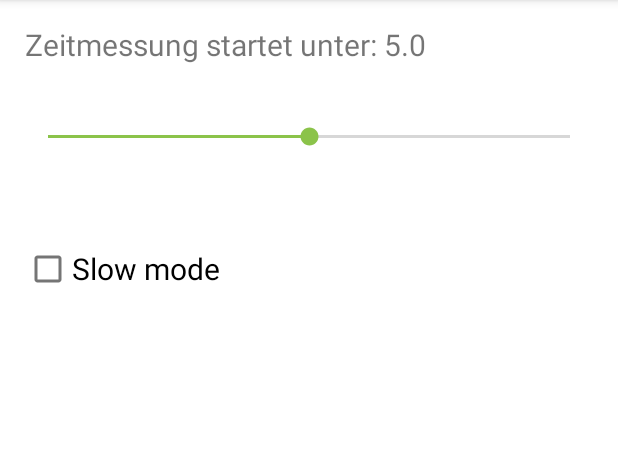
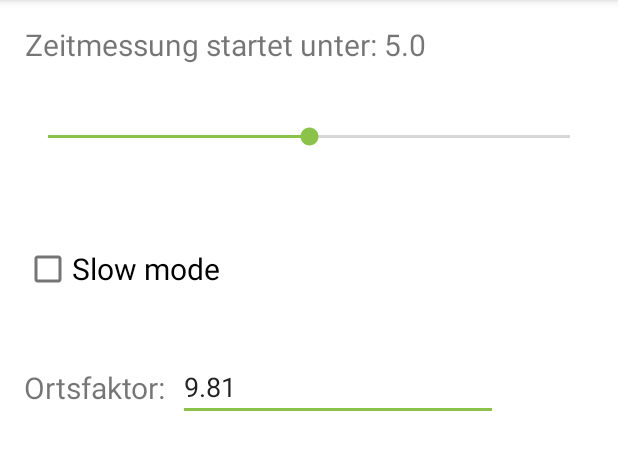
Before and after one commit to hannesDiedrichsen/android_sensor_app, an Android app: the screen it shows after launch (SettingsActivity), in the options menu, after a tap on "Einstellungen", on a phone screen of 412 x 824 dp, the part 84-554 px from its top. Run offline under Robolectric (Android 15) with nearby library versions, the phone set to English and light mode, and no system bars.

Commit message:
Change g in SettingsActivity

```diff
--- a/app/src/main/java/de/diedrichsen/superapps/sensoren/MainActivity.kt
+++ b/app/src/main/java/de/diedrichsen/superapps/sensoren/MainActivity.kt
@@ -39,22 +39,23 @@ class MainActivity : AppCompatActivity(), SensorEventListener {
 
         showContent()
 
+
+        val sStorage = applicationContext.getSharedPreferences("data.pr", Context.MODE_PRIVATE)
+        // val sEditor = sStorage.edit()
+
+
+        // Read preferences
+        sensitivity = sStorage.getFloat("sensi", 5F)
+        gAcc = sStorage.getFloat("gAcc", 9.81F)
+
+
         // Reset the counter to zero
         buttonRes.setOnClickListener {
             duration = 0.0F
-            freeFall.text = "Fallzeit: ${duration}s"
-            distTextView.text = "RESET"
-            buttonRes.text = "RESET"
+            freeFall.text = "Fallzeit: 0s"
+            distTextView.text = "Fallstrecke: 0m"
             start = true
         }
-
-        val sStorage = applicationContext.getSharedPreferences("data.pr", Context.MODE_PRIVATE)
-        // val sWriter = sStorage.edit()
-
-
-        sensitivity = sStorage.getFloat("sensi", 5F)
-
-
 
         // Write latest freefall data with time stamp and update output
         buttonWrite.setOnClickListener {
@@ -65,13 +66,6 @@ class MainActivity : AppCompatActivity(), SensorEventListener {
             )
             showContent()
         }
-
-        buttonWrite.setOnLongClickListener {
-            write(Context.MODE_PRIVATE, "", "data.txt")
-            textHistory.text = "GELÖSCHT"
-            return@setOnLongClickListener true
-        }
-
 
 
 
@@ -90,6 +84,11 @@ class MainActivity : AppCompatActivity(), SensorEventListener {
         return when (item.itemId) {
             R.id.menu -> {
                 startActivity(Intent(this, SettingsActivity::class.java))
+                true
+            }
+            R.id.delete -> {
+                write(Context.MODE_PRIVATE, "", "data.txt")
+                textHistory.text = getString(R.string.message_afterDeleteHistory)
                 true
             }
             else -> super.onOptionsItemSelected(item)
@@ -114,6 +113,7 @@ class MainActivity : AppCompatActivity(), SensorEventListener {
     private var start: Boolean = true
     private var onStartUp: Boolean = true
     private var sensitivity: Float = 5F
+    private var gAcc: Float = 9.81F
     var slow_mode = false
 
 
@@ -142,7 +142,7 @@ class MainActivity : AppCompatActivity(), SensorEventListener {
             if ((stopTime - startTime) / 1000F > duration) {
                 // New fall record
                 duration = (stopTime - startTime) / 1000F
-                dist = round((0.5 * 9.81 * duration.toDouble().pow(2.0)).toFloat() * 100) / 100
+                dist = round((0.5 * gAcc * duration.toDouble().pow(2.0)).toFloat() * 100) / 100
                 freeFall.text = "Dauer des freien Falls: ${round(duration * 100) / 100}s"
                 distTextView.text = "ca. ${dist}m"
 
--- a/app/src/main/java/de/diedrichsen/superapps/sensoren/SettingsActivity.java
+++ b/app/src/main/java/de/diedrichsen/superapps/sensoren/SettingsActivity.java
@@ -4,9 +4,12 @@ import android.annotation.SuppressLint;
 import android.content.Context;
 import android.content.SharedPreferences;
 import android.os.Bundle;
+import android.text.Editable;
+import android.text.TextWatcher;
 import android.view.MenuItem;
 import android.widget.CheckBox;
 import android.widget.CompoundButton;
+import android.widget.EditText;
 import android.widget.SeekBar;
 import android.widget.SeekBar.OnSeekBarChangeListener;
 import android.widget.TextView;
@@ -30,6 +33,7 @@ public class SettingsActivity extends AppCompatActivity {
         SeekBar seekBar = findViewById(R.id.settingsSeekbar);
         final TextView sView = findViewById(R.id.settingsView);
         final CheckBox checkBox = findViewById(R.id.checkBox);
+        final EditText gAcc = findViewById(R.id.settings_gAcc);
 
         // Initialisieren der App Bar und Aktivieren des Up-Buttons
         ActionBar actionBar = getSupportActionBar();
@@ -37,17 +41,18 @@ public class SettingsActivity extends AppCompatActivity {
         actionBar.setDisplayHomeAsUpEnabled(true);
 
 
-        final SharedPreferences pref = getApplicationContext().getSharedPreferences("data.pr", Context.MODE_PRIVATE);
-        final SharedPreferences.Editor editor = pref.edit();
+        final SharedPreferences sStorage = getApplicationContext().getSharedPreferences("data.pr", Context.MODE_PRIVATE);
+        final SharedPreferences.Editor sEditor = sStorage.edit();
 
-        sView.setText(getString(R.string.settingsSensiText) + pref.getFloat("sensi", 5F));
-        seekBar.setProgress((int) (pref.getFloat("sensi", 5F) * 10));
+        sView.setText(getString(R.string.settingsSensiText) + sStorage.getFloat("sensi", 5F));
+        seekBar.setProgress((int) (sStorage.getFloat("sensi", 5F) * 10));
+        gAcc.setText(String.valueOf(sStorage.getFloat("gAcc", 9.81F)));
 
         checkBox.setOnCheckedChangeListener(new CompoundButton.OnCheckedChangeListener() {
             @Override
             public void onCheckedChanged(CompoundButton compoundButton, boolean b) {
-                editor.putBoolean("slow_mode", b);
-                editor.apply();
+                sEditor.putBoolean("slow_mode", b);
+                sEditor.apply();
             }
         });
 
@@ -57,7 +62,7 @@ public class SettingsActivity extends AppCompatActivity {
             @Override
             public void onProgressChanged(SeekBar seekBar, int progress, boolean fromUser) {
                 sView.setText(getString(R.string.settingsSensiText) + (float) progress / 10);
-                editor.putFloat("sensi", (float) progress / 10);
+                sEditor.putFloat("sensi", (float) progress / 10);
             }
 
             @Override
@@ -66,9 +71,31 @@ public class SettingsActivity extends AppCompatActivity {
 
             @Override
             public void onStopTrackingTouch(SeekBar seekBar) {
-                editor.apply();
+                sEditor.apply();
             }
         });
+
+        gAcc.addTextChangedListener(new TextWatcher() {
+            @Override
+            public void beforeTextChanged(CharSequence charSequence, int i, int i1, int i2) {
+
+            }
+
+            @Override
+            public void onTextChanged(CharSequence charSequence, int i, int i1, int i2) {
+
+            }
+
+            @Override
+            public void afterTextChanged(Editable editable) {
+                if (gAcc.getText() != null && gAcc.getText().length() > 0) {
+                    sEditor.putFloat("gAcc", Float.parseFloat(gAcc.getText().toString()));
+                    sEditor.apply();
+                }
+
+            }
+        });
+
 
     }
 
--- a/app/src/main/res/layout/activity_settings.xml
+++ b/app/src/main/res/layout/activity_settings.xml
@@ -1,6 +1,8 @@
 <?xml version="1.0" encoding="utf-8"?>
 <androidx.constraintlayout.widget.ConstraintLayout xmlns:android="http://schemas.android.com/apk/res/android"
     xmlns:app="http://schemas.android.com/apk/res-auto"
+    xmlns:tools="http://schemas.android.com/tools"
+    android:id="@+id/gAcc"
     android:layout_width="match_parent"
     android:layout_height="match_parent">
 
@@ -39,4 +41,30 @@
         app:layout_constraintStart_toStartOf="parent"
         app:layout_constraintTop_toBottomOf="@+id/settingsSeekbar" />
 
+    <TextView
+        android:id="@+id/textView2"
+        android:layout_width="wrap_content"
+        android:layout_height="wrap_content"
+        android:layout_marginStart="16dp"
+        android:text="@string/settings_gAccText"
+        android:textSize="20sp"
+        app:layout_constraintBottom_toBottomOf="@+id/settings_gAcc"
+        app:layout_constraintStart_toStartOf="parent"
+        app:layout_constraintTop_toTopOf="@+id/settings_gAcc" />
+
+    <EditText
+        android:id="@+id/settings_gAcc"
+        android:layout_width="wrap_content"
+        android:layout_height="wrap_content"
+        android:layout_marginStart="8dp"
+        android:layout_marginTop="32dp"
+        android:autofillHints=""
+        android:ems="10"
+        android:hint="@string/settings_gAcc_hint"
+        android:inputType="numberSigned|numberDecimal|number"
+        android:maxLength="4"
+        app:layout_constraintStart_toEndOf="@+id/textView2"
+        app:layout_constraintTop_toBottomOf="@+id/checkBox"
+        tools:inputType="numberSigned" />
+
 </androidx.constraintlayout.widget.ConstraintLayout>
--- a/app/src/main/res/menu/smenu.xml
+++ b/app/src/main/res/menu/smenu.xml
@@ -5,4 +5,7 @@
     <item
         android:id="@+id/menu"
         android:title="@string/options_settings" />
+    <item
+        android:id="@+id/delete"
+        android:title="@string/menu_delete" />
 </menu>
--- a/app/src/main/res/values/strings.xml
+++ b/app/src/main/res/values/strings.xml
@@ -13,4 +13,8 @@
     <string name="settings_slow_mode_checkbox">Slow mode</string>
     <string name="options_settings">Einstellungen</string>
     <string name="history_header">Gespeicherte Daten:</string>
+    <string name="menu_delete">Daten löschen</string>
+    <string name="settings_gAccText">Ortsfaktor:</string>
+    <string name="settings_gAcc_hint">z.B. 9.81</string>
+    <string name="message_afterDeleteHistory">GELÖSCHT</string>
 </resources>
--- a/app/src/main/res/values/styles.xml
+++ b/app/src/main/res/values/styles.xml
@@ -9,4 +9,8 @@
         <item name="preferenceTheme">@style/PreferenceThemeOverlay</item>
     </style>
 
+    <style name="ThemeActionBar">
+        <item name="android:background">@null</item>
+    </style>
+
 </resources>
```
